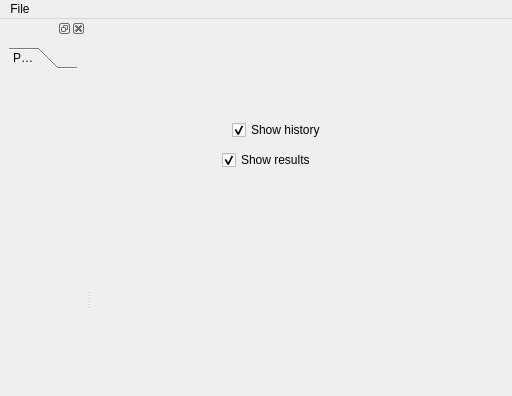
First picture: the form in hiveground/hg_apps/hg_hand_interaction/src/hand_interaction.ui, repository cuixiongyi/hiveground-ros-pkg, before the edit; both pictures show x 0 to 512 and y 0 to 396 of the 800 by 600 pixel window.
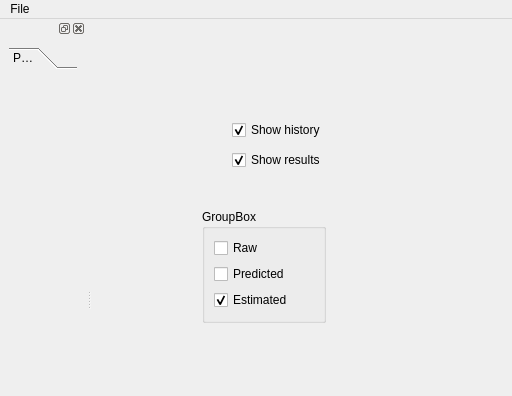
Second picture: the form after the edit.

Commit message: add push pull hand gesture

```diff
--- a/hiveground/hg_apps/hg_hand_interaction/src/hand_interaction.ui
+++ b/hiveground/hg_apps/hg_hand_interaction/src/hand_interaction.ui
@@ -33,7 +33,7 @@
    <widget class="QCheckBox" name="checkBoxShowResults">
     <property name="geometry">
      <rect>
-      <x>130</x>
+      <x>140</x>
       <y>130</y>
       <width>111</width>
       <height>22</height>
@@ -46,6 +46,45 @@
      <bool>true</bool>
     </property>
    </widget>
+   <widget class="QGroupBox" name="groupBox">
+    <property name="geometry">
+     <rect>
+      <x>110</x>
+      <y>190</y>
+      <width>124</width>
+      <height>114</height>
+     </rect>
+    </property>
+    <property name="title">
+     <string>GroupBox</string>
+    </property>
+    <layout class="QVBoxLayout" name="verticalLayout">
+     <item>
+      <widget class="QCheckBox" name="checkBoxShowHandRaw">
+       <property name="text">
+        <string>Raw</string>
+       </property>
+      </widget>
+     </item>
+     <item>
+      <widget class="QCheckBox" name="checkBoxShowHandPredicted">
+       <property name="text">
+        <string>Predicted</string>
+       </property>
+      </widget>
+     </item>
+     <item>
+      <widget class="QCheckBox" name="checkBoxShowHandEstimated">
+       <property name="text">
+        <string>Estimated</string>
+       </property>
+       <property name="checked">
+        <bool>true</bool>
+       </property>
+      </widget>
+     </item>
+    </layout>
+   </widget>
   </widget>
   <widget class="QMenuBar" name="menubar">
    <property name="geometry">
```
The commit also changes 21 other files.
